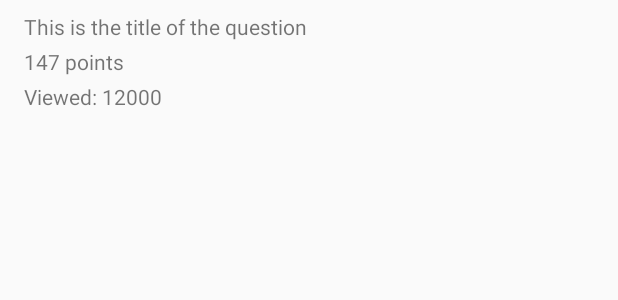
After one commit to kozmi55/Kotlin-Android-Examples, an Android app: the layout list_item_question.xml on its own in the app's theme, with its tools: preview values and no code run, on a phone screen of 412 x 824 dp. The commit adds this screen. Shown: the top 300 px of the screen. Run offline under Robolectric (Android 15) with nearby library versions, the phone set to English and light mode, and no system bars.

Commit message:
Implemented delegate adapters for other views in the details

```diff
--- a/app/src/main/java/com/example/tamaskozmer/kotlinrxexample/view/adapters/DetailsAdapter.kt
+++ b/app/src/main/java/com/example/tamaskozmer/kotlinrxexample/view/adapters/DetailsAdapter.kt
@@ -3,7 +3,6 @@ package com.example.tamaskozmer.kotlinrxexample.view.adapters
 import android.support.v4.util.SparseArrayCompat
 import android.support.v7.widget.RecyclerView
 import android.view.ViewGroup
-import com.example.tamaskozmer.kotlinrxexample.model.entities.User
 import com.example.tamaskozmer.kotlinrxexample.view.adapters.viewtypes.ViewType
 
 /**
@@ -17,6 +16,9 @@ class DetailsAdapter : RecyclerView.Adapter<RecyclerView.ViewHolder>() {
     init {
         items = ArrayList()
         delegateAdapters.put(AdapterConstants.USER_DETAILS, UserDetailsDelegateAdapter())
+        delegateAdapters.put(AdapterConstants.HEADING, HeadingDelegateAdapter())
+        delegateAdapters.put(AdapterConstants.QUESTION, QuestionDelegateAdapter())
+        delegateAdapters.put(AdapterConstants.ANSWER, AnswerDelegateAdapter())
     }
 
     override fun onCreateViewHolder(parent: ViewGroup, viewType: Int)
@@ -33,11 +35,9 @@ class DetailsAdapter : RecyclerView.Adapter<RecyclerView.ViewHolder>() {
 
     fun addItems(newItems: List<ViewType>) {
         items.addAll(newItems)
-        notifyDataSetChanged()
     }
 
     fun addItem(item: ViewType) {
         items.add(item)
-        notifyDataSetChanged()
     }
 }
--- /dev/null
+++ b/app/src/main/res/layout/list_item_question.xml
@@ -0,0 +1,36 @@
+<?xml version="1.0" encoding="utf-8"?>
+<LinearLayout xmlns:android="http://schemas.android.com/apk/res/android"
+    android:layout_width="match_parent"
+    android:layout_height="wrap_content"
+    xmlns:tools="http://schemas.android.com/tools"
+    android:orientation="vertical">
+
+    <TextView
+        android:id="@+id/title"
+        android:layout_width="wrap_content"
+        android:layout_height="wrap_content"
+        android:layout_marginRight="16dp"
+        android:layout_marginLeft="16dp"
+        android:layout_marginTop="8dp"
+        tools:text="This is the title of the question"/>
+
+    <TextView
+        android:id="@+id/score"
+        android:layout_width="wrap_content"
+        android:layout_height="wrap_content"
+        android:layout_marginRight="16dp"
+        android:layout_marginLeft="16dp"
+        android:layout_marginTop="4dp"
+        tools:text="147 points"/>
+
+    <TextView
+        android:id="@+id/viewCount"
+        android:layout_width="wrap_content"
+        android:layout_height="wrap_content"
+        android:layout_marginRight="16dp"
+        android:layout_marginLeft="16dp"
+        android:layout_marginTop="4dp"
+        android:layout_marginBottom="8dp"
+        tools:text="Viewed: 12000"/>
+
+</LinearLayout>
```
Also changed, not shown: app/src/main/java/com/example/tamaskozmer/kotlinrxexample/model/entities/Heading.kt (added, +11 -0 lines), app/src/main/java/com/example/tamaskozmer/kotlinrxexample/view/activities/DetailActivity.kt (+11 -2 lines), app/src/main/java/com/example/tamaskozmer/kotlinrxexample/view/adapters/AnswerDelegateAdapter.kt (added, +30 -0 lines), app/src/main/java/com/example/tamaskozmer/kotlinrxexample/view/adapters/HeadingDelegateAdapter.kt (added, +29 -0 lines), app/src/main/java/com/example/tamaskozmer/kotlinrxexample/view/adapters/QuestionDelegateAdapter.kt (added, +31 -0 lines), app/src/main/res/layout/list_item_answer.xml (added, +30 -0 lines), app/src/main/res/layout/list_item_heading.xml (added, +21 -0 lines).
